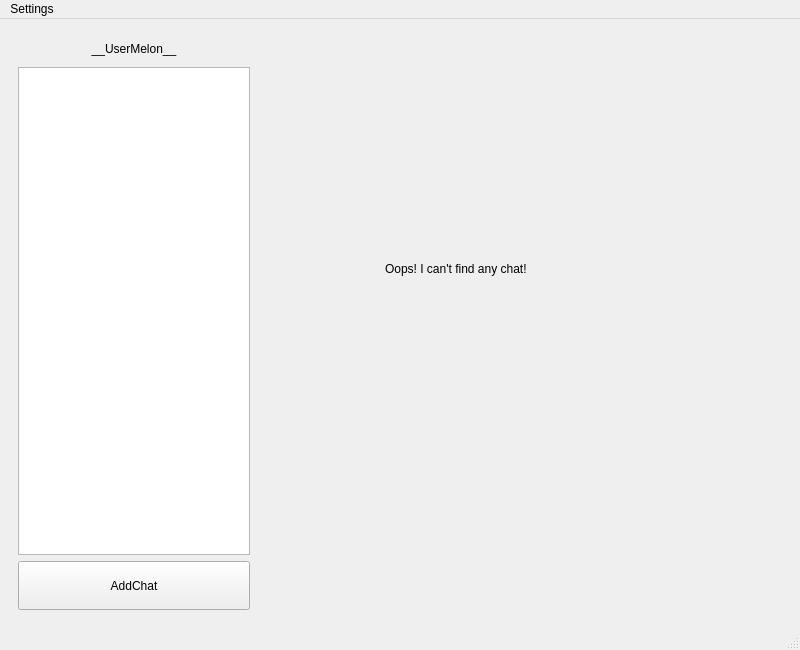
First picture: the form in src/client-desktop/ui/main_window.ui, repository kovdan01/melon, before the edit.
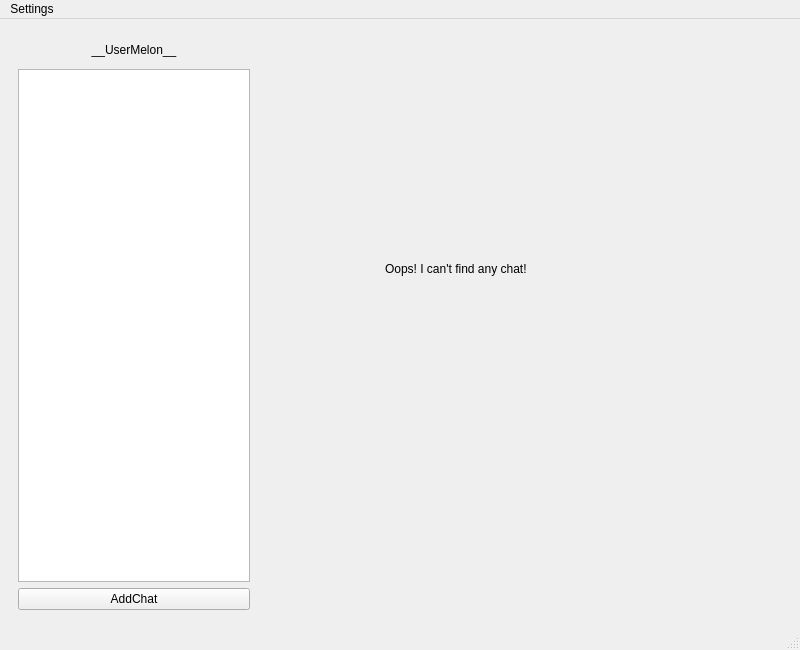
Second picture: the form after the edit.

What changed in the file:
```diff
--- a/src/client-desktop/ui/main_window.ui
+++ b/src/client-desktop/ui/main_window.ui
@@ -116,7 +116,7 @@
        <item>
         <widget class="QPushButton" name="AddChatButton">
          <property name="sizePolicy">
-          <sizepolicy hsizetype="Preferred" vsizetype="Expanding">
+          <sizepolicy hsizetype="Preferred" vsizetype="Fixed">
            <horstretch>0</horstretch>
            <verstretch>0</verstretch>
           </sizepolicy>
```
